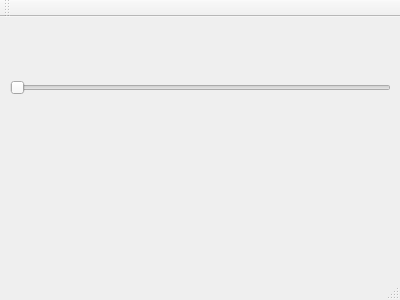
Before: the Qt Designer form client/mainwindow.ui in ChaosGroup/vray_for_blender_server, drawn with Qt 5.
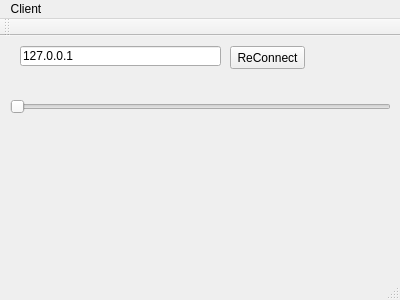
After: the same form once the commit is applied.

Commit message: Add server address input & connect button

```diff
--- a/client/mainwindow.ui
+++ b/client/mainwindow.ui
@@ -27,6 +27,32 @@
      <enum>Qt::Horizontal</enum>
     </property>
    </widget>
+   <widget class="QPushButton" name="pushButton">
+    <property name="geometry">
+     <rect>
+      <x>230</x>
+      <y>10</y>
+      <width>75</width>
+      <height>23</height>
+     </rect>
+    </property>
+    <property name="text">
+     <string>ReConnect</string>
+    </property>
+   </widget>
+   <widget class="QLineEdit" name="lineEdit">
+    <property name="geometry">
+     <rect>
+      <x>20</x>
+      <y>10</y>
+      <width>201</width>
+      <height>20</height>
+     </rect>
+    </property>
+    <property name="text">
+     <string>127.0.0.1</string>
+    </property>
+   </widget>
   </widget>
   <widget class="QMenuBar" name="menuBar">
    <property name="geometry">
@@ -37,6 +63,12 @@
      <height>21</height>
     </rect>
    </property>
+   <widget class="QMenu" name="menuClient">
+    <property name="title">
+     <string>Client</string>
+    </property>
+   </widget>
+   <addaction name="menuClient"/>
   </widget>
   <widget class="QToolBar" name="mainToolBar">
    <attribute name="toolBarArea">
```
The commit also changes 3 other files.
